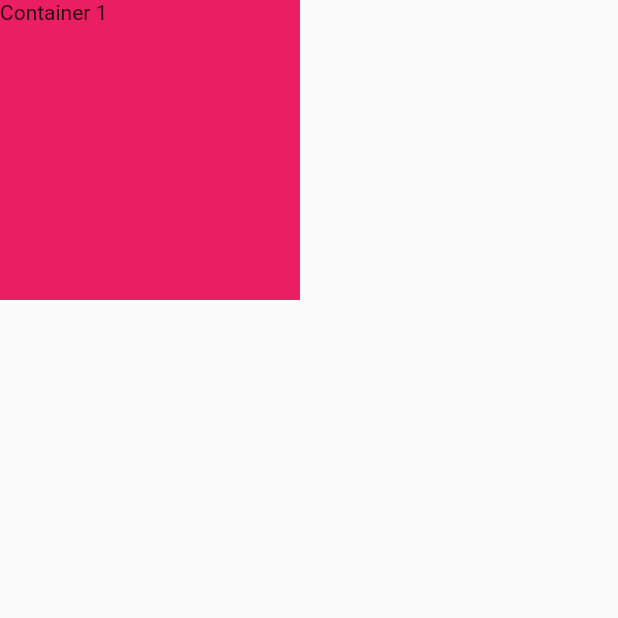
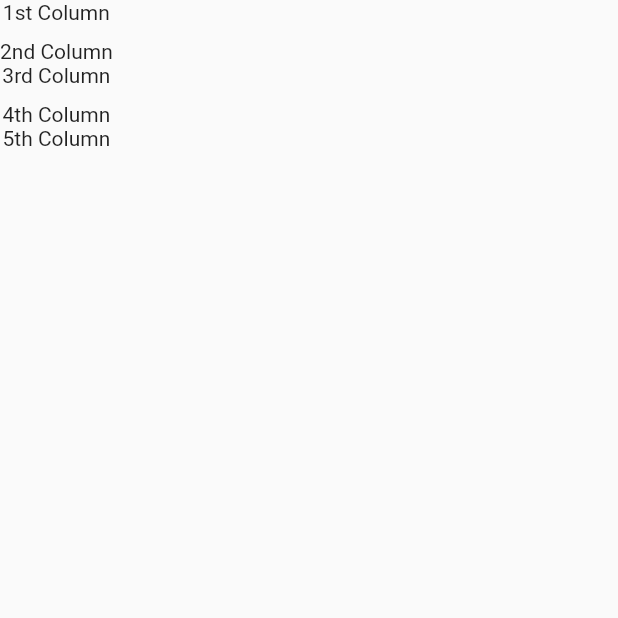
Before and after one commit to arsalan98m/flutter_basic_widgets, a Flutter app: the screen it shows after launch, on a phone screen of 412 x 824 dp, the top half of it. Run offline on Flutter 3.47's test engine with Material 2 defaults, Android fonts, the phone set to English and light mode, and no system bars.

Commit message:
column widget

```diff
--- a/lib/main.dart
+++ b/lib/main.dart
@@ -4,7 +4,12 @@ void main() {
   runApp(MyApp());
 }
 
-// === Container == //
+// === Column === //
+
+// === SizedBox ===  //
+// Used For Spacing
+// if(using column then use height)
+// if(using Row then use width)
 
 class MyApp extends StatelessWidget {
   @override
@@ -12,13 +17,21 @@ class MyApp extends StatelessWidget {
     return MaterialApp(
       home: SafeArea(
         child: Scaffold(
-          body: Container(
-            width: 200,
-            height: 200,
-            color: Colors.pink,
-            child: Text('Container 1'),
-          ),
-        ),
+            body: Column(
+          children: <Widget>[
+            Text('1st Column'),
+            SizedBox(
+              height: 10,
+            ),
+            Text('2nd Column'),
+            Text('3rd Column'),
+            SizedBox(
+              height: 10,
+            ),
+            Text('4th Column'),
+            Text('5th Column'),
+          ],
+        )),
       ),
     );
   }
```
